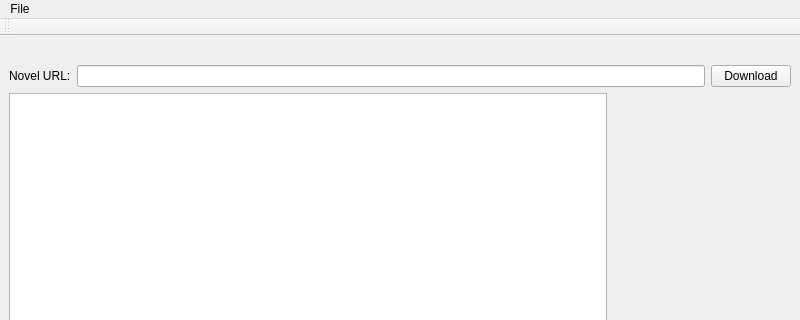
Qt form ui/mainwindow.ui (insoPL/WuxiaDownloader) before a commit; both pictures show x 0 to 800 and y 0 to 320 of the 800 by 600 pixel window.
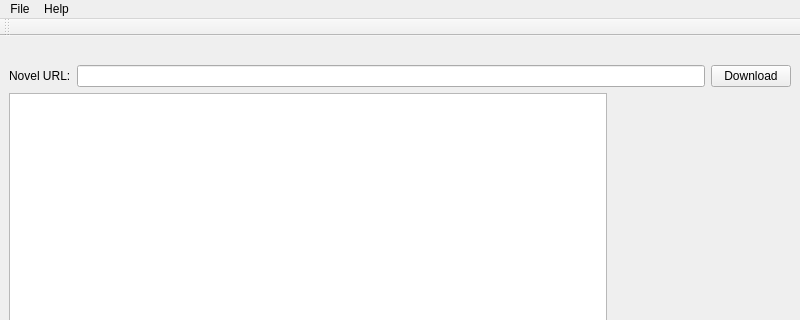
The same form after that commit. Icons and pictures are not drawn.

Commit message: Completed update checking feature

What changed in the file:
```diff
--- a/ui/mainwindow.ui
+++ b/ui/mainwindow.ui
@@ -1378,7 +1378,15 @@
     <addaction name="actionAbout"/>
     <addaction name="actionExit"/>
    </widget>
+   <widget class="QMenu" name="menuHelp">
+    <property name="title">
+     <string>Help</string>
+    </property>
+    <addaction name="actionAbout"/>
+    <addaction name="actionCheck_For_Updates"/>
+   </widget>
    <addaction name="menuFile"/>
+   <addaction name="menuHelp"/>
   </widget>
   <widget class="QToolBar" name="toolBar">
    <property name="windowTitle">
```
Left out of the diff: 6 changed lines with no effect on the pictures. The commit also changes 2 other files.
